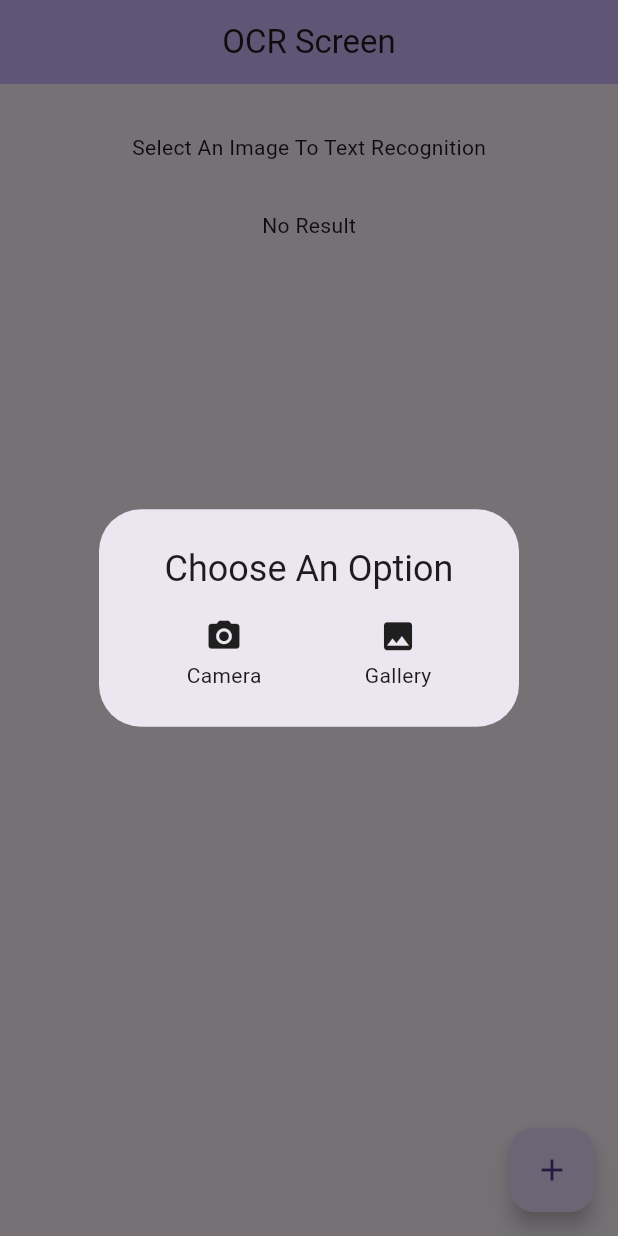
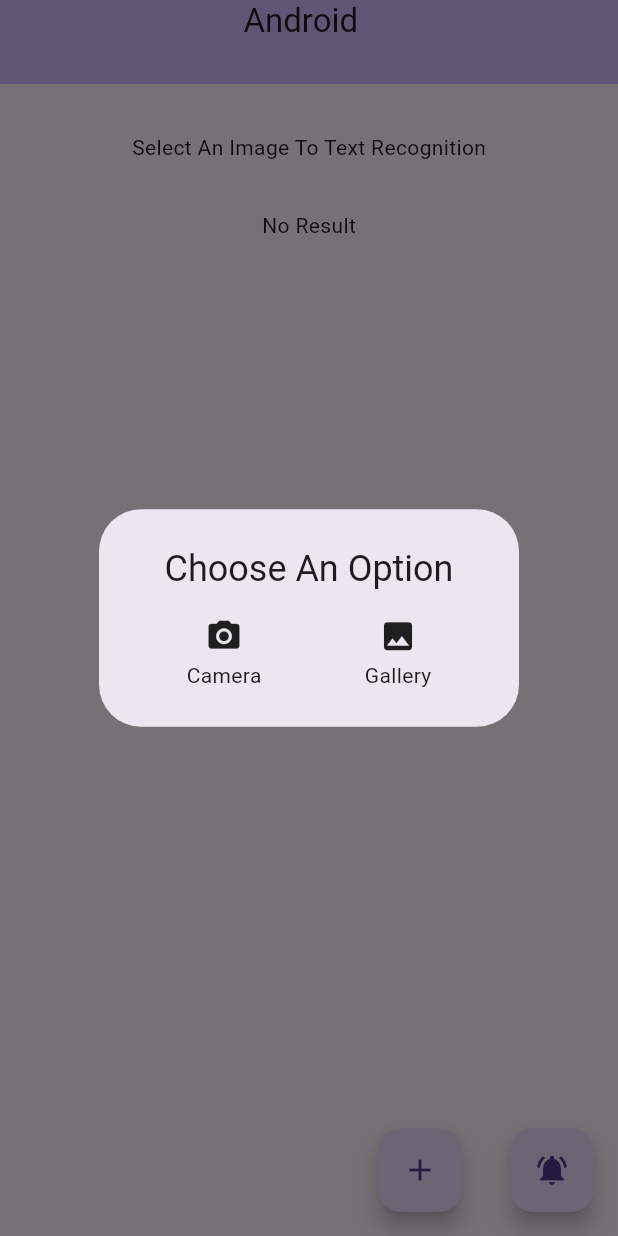
Before and after one commit to rafiul9040devapp/OCR-, a Flutter app: the screen it shows after launch, after a tap on the "add" icon, on a phone screen of 412 x 824 dp. Run offline on Flutter 3.47's test engine with Material 3 defaults, Android fonts, the phone set to English and light mode, and no system bars; our stand-ins replace awesome_notifications, dartz, device_info_plus, dio, fl_chart, freezed_annotation and 4 more; missing offline and left inert: google_mlkit_text_recognition.

Commit message:
OCR setup is done nicely notification setup is done

```diff
--- a/lib/api_setup/injection_container.dart
+++ b/lib/api_setup/injection_container.dart
@@ -1,3 +1,4 @@
+import 'package:device_info_plus/device_info_plus.dart';
 import 'package:dio/dio.dart';
 import 'package:get_it/get_it.dart';
 import 'package:ocr_medical_department/api_setup/auth_api_service.dart';
@@ -9,6 +10,8 @@ import 'package:shared_preferences/shared_preferences.dart';
 final sl = GetIt.instance;
 
 Future<void> initializeDependencies() async {
+  sl.registerSingleton<DeviceInfoPlugin>(DeviceInfoPlugin());
+
   sl.registerSingleton<Dio>(
     Dio(
       BaseOptions(
--- /dev/null
+++ b/lib/info/device_info.dart
@@ -0,0 +1,27 @@
+import 'package:device_info_plus/device_info_plus.dart';
+import 'dart:io';
+
+import '../api_setup/injection_container.dart';
+
+Future<Map<String, String>> getDeviceDetails() async {
+  DeviceInfoPlugin deviceInfo = sl<DeviceInfoPlugin>();
+
+  if (Platform.isAndroid) {
+    AndroidDeviceInfo androidInfo = await deviceInfo.androidInfo;
+    return {
+      'device_id': androidInfo.id ?? 'unknown',  // Device ID
+      'device_type': 'Android',
+    };
+  } else if (Platform.isIOS) {
+    IosDeviceInfo iosInfo = await deviceInfo.iosInfo;
+    return {
+      'device_id': iosInfo.identifierForVendor ?? 'unknown',  // Device ID
+      'device_type': 'iOS',
+    };
+  }
+
+  return {
+    'device_id': 'unknown',
+    'device_type': 'unknown',
+  };
+}
--- a/lib/main.dart
+++ b/lib/main.dart
@@ -1,3 +1,4 @@
+import 'package:awesome_notifications/awesome_notifications.dart';
 import 'package:flutter/material.dart';
 import 'package:ocr_medical_department/api_setup/injection_container.dart';
 import 'package:ocr_medical_department/glucose/glucose_chart_weekly.dart';
@@ -10,6 +11,31 @@ import 'ocr/my_home_page.dart';
 
 Future<void> main() async {
   WidgetsFlutterBinding.ensureInitialized();
+  await AwesomeNotifications().initialize(
+    null,
+    [
+      NotificationChannel(
+        channelGroupKey: 'basic_channel_group',
+        channelKey: 'basic_channel',
+        channelName: 'Basic Notifications',
+        channelDescription: 'Notification channel for basic tests',
+        defaultColor: const Color(0xFF9D50DD),
+        ledColor: Colors.pinkAccent,
+        importance: NotificationImportance.High,
+      ),
+    ],
+    channelGroups: [
+      NotificationChannelGroup(
+          channelGroupKey: 'basic_channel_group',
+          channelGroupName: 'Basic Group')
+    ],
+    debug: true,
+  );
+  bool isAllowedSendNotification =
+      await AwesomeNotifications().isNotificationAllowed();
+  if (!isAllowedSendNotification) {
+    AwesomeNotifications().requestPermissionToSendNotifications();
+  }
   await initializeDependencies();
   runApp(const MyApp());
 }
@@ -17,11 +43,8 @@ Future<void> main() async {
 class MyApp extends StatelessWidget {
   const MyApp({super.key});
 
-
-
   @override
   Widget build(BuildContext context) {
-
     Map<String, dynamic> apiResponse = {
       "Week 1": {"avg_level": 7.2, "category": "High"},
       "Week 2": {"avg_level": 5.0, "category": "Low"},
--- /dev/null
+++ b/lib/notification/notification_controller.dart
@@ -0,0 +1,37 @@
+import 'package:awesome_notifications/awesome_notifications.dart';
+import 'package:ocr_medical_department/ocr/my_home_page.dart';
+
+import '../main.dart';
+
+class NotificationController {
+
+  // Use this method to detect when a new notification or a schedule is created
+  @pragma("vm:entry-point")
+  static Future <void> onNotificationCreatedMethod(ReceivedNotification receivedNotification) async {
+    // Your code goes here
+  }
+
+  /// Use this method to detect every time that a new notification is displayed
+  @pragma("vm:entry-point")
+  static Future <void> onNotificationDisplayedMethod(ReceivedNotification receivedNotification) async {
+    // Your code goes here
+  }
+
+  /// Use this method to detect if the user dismissed a notification
+  @pragma("vm:entry-point")
+  static Future <void> onDismissActionReceivedMethod(ReceivedAction receivedAction) async {
+    // Your code goes here
+  }
+
+  /// Use this method to detect when the user taps on a notification or action button
+  @pragma("vm:entry-point")
+  static Future <void> onActionReceivedMethod(ReceivedAction receivedAction) async {
+    // Your code goes here
+
+    // Navigate into pages, avoiding to open the notification details page over another details page already opened
+    MyHomePage.navigatorKey.currentState?.pushNamedAndRemoveUntil('/notification-page',
+            (route) => (route.settings.name != '/notification-page') || route.isFirst,
+        arguments: receivedAction);
+  }
+
+}
--- a/lib/ocr/my_home_page.dart
+++ b/lib/ocr/my_home_page.dart
@@ -1,8 +1,11 @@
+import 'package:awesome_notifications/awesome_notifications.dart';
 import 'package:flutter/material.dart';
 import 'package:google_mlkit_text_recognition/google_mlkit_text_recognition.dart';
 import 'package:image_picker/image_picker.dart';
 import 'dart:io';
 
+import '../info/device_info.dart';
+import '../notification/notification_controller.dart';
 import 'helper.dart';
 
 
@@ -10,6 +13,7 @@ class MyHomePage extends StatefulWidget {
   const MyHomePage({super.key, required this.title});
 
   final String title;
+  static final GlobalKey<NavigatorState> navigatorKey = GlobalKey<NavigatorState>();
 
   @override
   State<MyHomePage> createState() => _MyHomePageState();
@@ -111,10 +115,20 @@ class _MyHomePageState extends State<MyHomePage> {
     "Interventional Radiology"
   ];
 
+  String? deviceType = 'Loading....';
+
   @override
   void initState() {
+    /// Only after at least the action method is set, the notification events are delivered
+    AwesomeNotifications().setListeners(
+        onActionReceivedMethod:         NotificationController.onActionReceivedMethod,
+        onNotificationCreatedMethod:    NotificationController.onNotificationCreatedMethod,
+        onNotificationDisplayedMethod:  NotificationController.onNotificationDisplayedMethod,
+        onDismissActionReceivedMethod:  NotificationController.onDismissActionReceivedMethod
+    );
     super.initState();
     medicalDepartments.sort((a, b) => a.compareTo(b));
+    _getDeviceType();
   }
 
   Future<void> _captureAndExtractText(ImageSource source) async {
@@ -270,20 +284,52 @@ class _MyHomePageState extends State<MyHomePage> {
     }
   }
 
+  Future<void> _getDeviceType() async{
+    Map<String, String> deviceDetails = await getDeviceDetails();
+    String? type = deviceDetails['device_type'] ?? '';
+   String? id =  deviceDetails['device_id'] ?? '';
+    // Update state when device details are fetched
+    setState(() {
+      deviceType = '$type  \n $id';
+    });
+   print('$deviceType');
+  }
+
   @override
   Widget build(BuildContext context) {
     return Scaffold(
       resizeToAvoidBottomInset: false,
       appBar: AppBar(
         backgroundColor: Theme.of(context).colorScheme.inversePrimary,
-        title: Text(widget.title),
+        title: Text(deviceType ?? 'Nothing Is Found',maxLines: 3,),
         centerTitle: true,
       ),
       body: _buildUI(),
-      floatingActionButton: FloatingActionButton(
-        onPressed: _showImageSourceDialog,
-        tooltip: 'Image Source',
-        child: const Icon(Icons.add),
+      floatingActionButton: Row(
+        mainAxisSize: MainAxisSize.min,
+        children: [
+          FloatingActionButton(
+            onPressed: _showImageSourceDialog,
+            tooltip: 'Image Source',
+            child: const Icon(Icons.add),
+          ),
+          const SizedBox(width: 32),
+          FloatingActionButton(
+            onPressed: (){
+              AwesomeNotifications().createNotification(
+                  content: NotificationContent(
+                    id: 10,
+                    channelKey: 'basic_channel',
+                    actionType: ActionType.Default,
+                    title: 'Hello World!',
+                    body: 'This is my first notification!',
+                  ),
+              );
+            },
+            tooltip: 'Notification',
+            child: const Icon(Icons.notifications_active),
+          ),
+        ],
       ),
     );
   }
--- a/pubspec.yaml
+++ b/pubspec.yaml
@@ -13,7 +13,6 @@ dependencies:
   flutter:
     sdk: flutter
   cupertino_icons: ^1.0.8
-  gallery_picker: ^0.5.1
   image_picker: ^1.1.2
   google_mlkit_text_recognition: ^0.13.0
   shared_preferences: ^2.3.2
@@ -24,7 +23,9 @@ dependencies:
   fl_chart: ^0.69.0
   syncfusion_flutter_charts: ^27.1.50
   intl: ^0.19.0
-#  charts_painter: ^3.1.1
+  device_info_plus: ^9.1.2
+  awesome_notifications: ^0.10.0
+
 
 
 dev_dependencies:
```
Also changed, not shown: lib/info/app_constants.dart (added), pubspec.lock, 9 other files.
